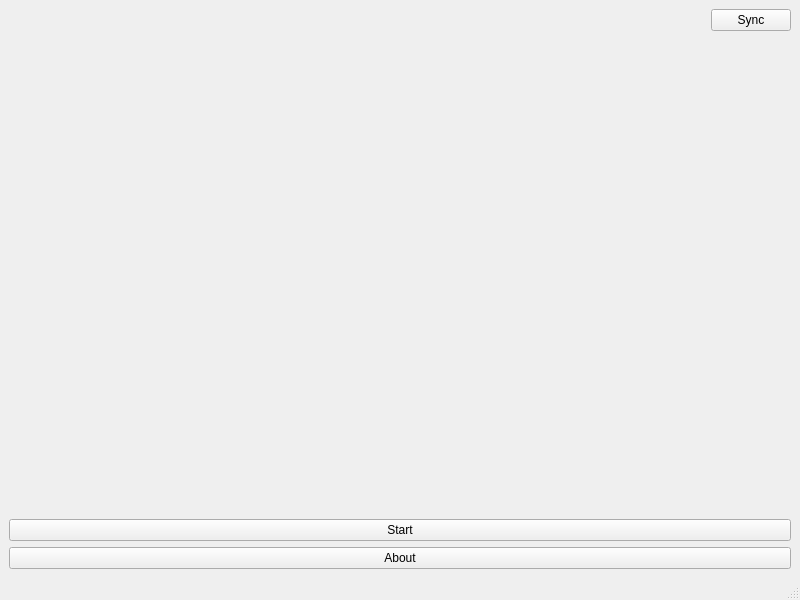
Before: the Qt Designer form views/homeview.ui in Vermont-EPSCoR/Macroinvertebrates, drawn with Qt 5.
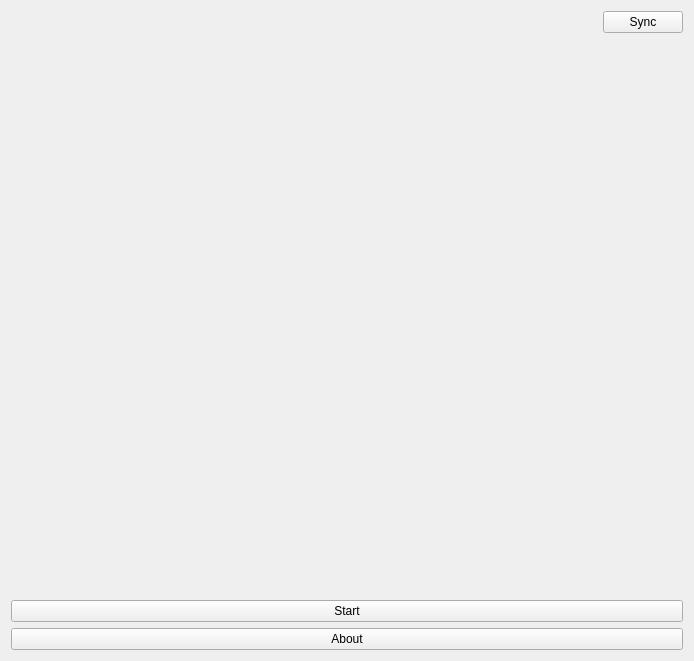
After: the same form once the commit is applied.

Commit message:
Ported views from QMainWindows to QWidgets
Removed locationview

What changed in the file:
```diff
--- a/views/homeview.ui
+++ b/views/homeview.ui
@@ -1,22 +1,18 @@
 <?xml version="1.0" encoding="UTF-8"?>
 <ui version="4.0">
  <class>HomeView</class>
- <widget class="QMainWindow" name="HomeView">
+ <widget class="QWidget" name="HomeView">
   <property name="geometry">
    <rect>
     <x>0</x>
     <y>0</y>
-    <width>800</width>
-    <height>600</height>
+    <width>694</width>
+    <height>661</height>
    </rect>
   </property>
   <property name="windowTitle">
    <string>VT EPSCoR Field Guide</string>
   </property>
-  <property name="styleSheet">
-   <string notr="true"/>
-  </property>
-  <widget class="QWidget" name="centralwidget">
    <layout class="QVBoxLayout" name="verticalLayout_2">
     <item>
      <layout class="QHBoxLayout" name="horizontalLayout">
@@ -53,7 +49,7 @@
       <property name="sizeHint" stdset="0">
        <size>
         <width>20</width>
-        <height>221</height>
+       <height>520</height>
        </size>
       </property>
      </spacer>
@@ -95,13 +91,6 @@
      </layout>
     </item>
    </layout>
-  </widget>
-  <widget class="QStatusBar" name="statusbar"/>
-  <action name="actionSync">
-   <property name="text">
-    <string>Go to Sync</string>
-   </property>
-  </action>
  </widget>
  <resources/>
  <connections/>
```
Left out of the diff: 8 changed lines with no effect on the pictures. Lines whose indentation alone changed are shown as unchanged. The commit also changes 21 other files.
